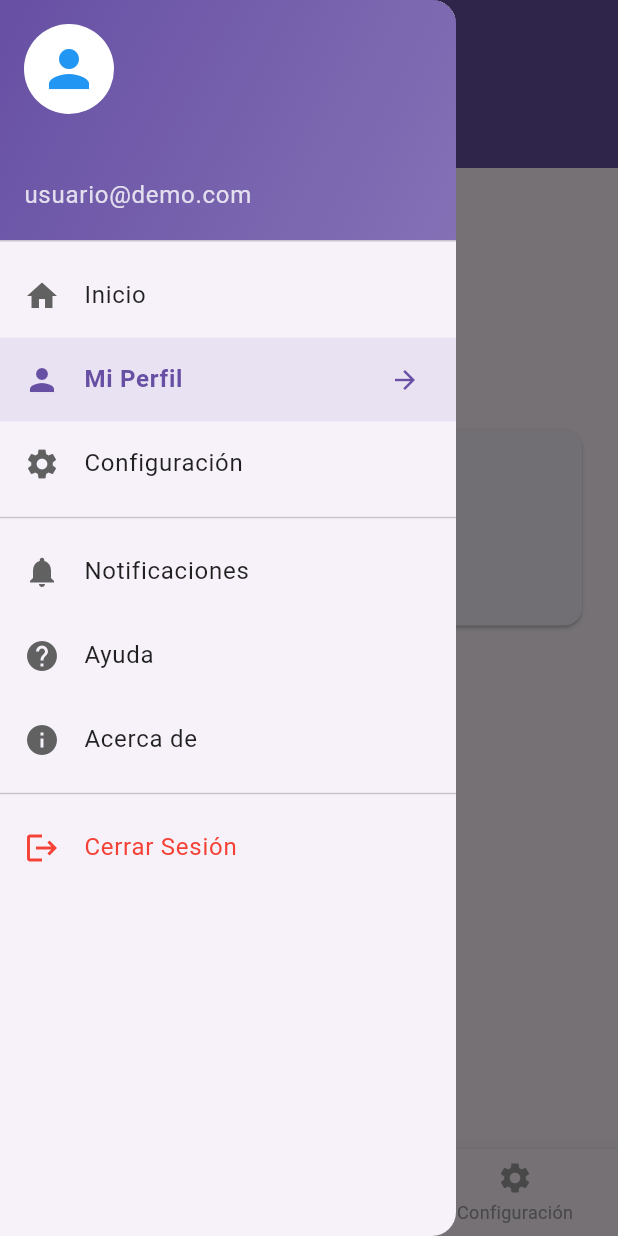
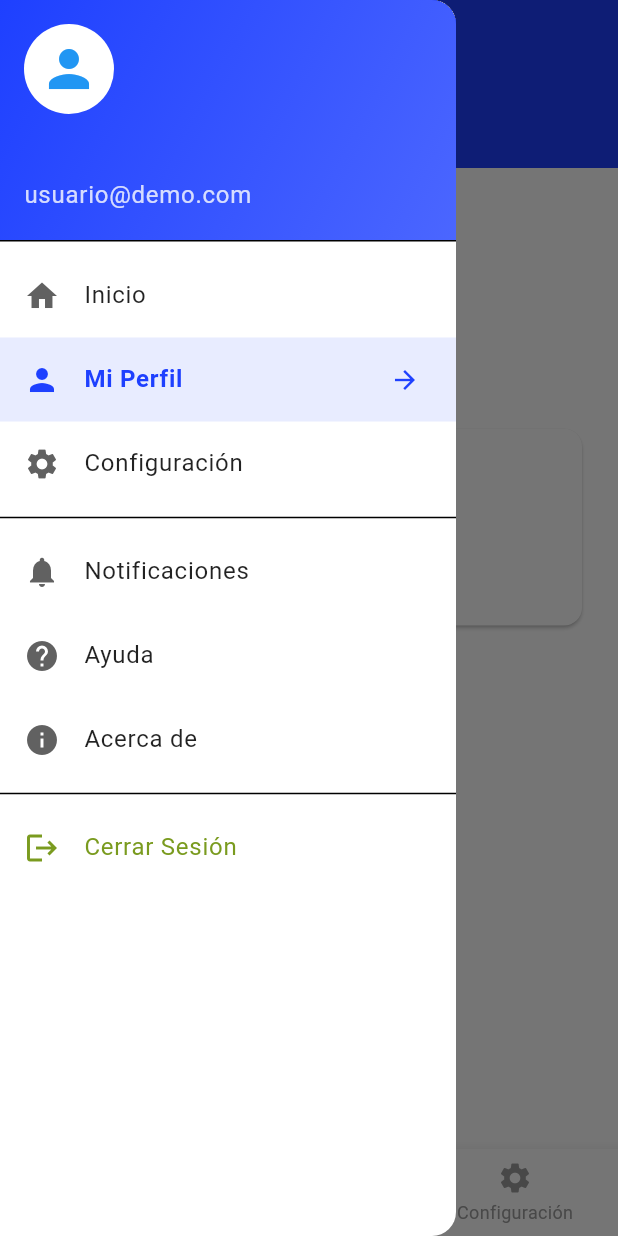
Before and after one commit to RockyElSementalItaliano/logincarlos, a Flutter app: the HomeScreen screen opened directly with empty values, item 2 of the bottom bar chosen, in the side drawer, after a tap on the "menu" icon, on a phone screen of 412 x 824 dp. Run offline on Flutter 3.47's test engine with Material 3 defaults, Android fonts, the phone set to English and light mode, and no system bars.

Commit message:
Ajuste de colores

```diff
--- a/lib/main.dart
+++ b/lib/main.dart
@@ -1,5 +1,9 @@
 import 'package:flutter/material.dart';
 import 'pages/splash/splash_app.dart';
+import 'package:flutter/material.dart';
+import 'package:provider/provider.dart';
+import 'pages/splash/splash_app.dart';
+import 'theme/theme_app.dart';
 
 void main() {
   runApp(const MyApp());
@@ -10,13 +14,18 @@ class MyApp extends StatelessWidget {
 
   @override
   Widget build(BuildContext context) {
-    return MaterialApp(
-      title: 'Flutter Demo App',
-      theme: ThemeData(
-        primarySwatch: Colors.blue,
+    return ChangeNotifierProvider(
+      create: (_) => AppTheme(),
+      child: Consumer<AppTheme>(
+        builder: (context, appTheme, _) {
+          return MaterialApp(
+            title: 'Clash Royale',
+            theme: appTheme.currentTheme,
+            home: const SplashScreen(),
+            debugShowCheckedModeBanner: false,
+          );
+        },
       ),
-      home: const SplashScreen(),
-      debugShowCheckedModeBanner: false,
     );
   }
 }
--- a/lib/pages/home/home.dart
+++ b/lib/pages/home/home.dart
@@ -1,10 +1,11 @@
 import 'package:flutter/material.dart';
-import '../../theme/widgets/appbar.dart';
-import '../../theme/widgets/navigation_drawer.dart';
-import '../../theme/widgets/navigation_bottom.dart';
+import '../../widgets/appbar.dart';
+import '../../widgets/navigation_drawer.dart';
+import '../../widgets/navigation_bottom.dart';
 import '../user/user.dart';
+import '../auth/change_password.dart';
 import '../setting/setting_home.dart';
-// import '../auth/login.dart'; // Comentado porque no existe o genera error
+import '../auth/login.dart';
 
 class HomeScreen extends StatefulWidget {
   final String username;
@@ -33,7 +34,7 @@ class _HomeScreenState extends State<HomeScreen> {
     _pages = [
       HomeContent(username: widget.username),
       UserScreen(username: widget.username, password: widget.password),
-      const SettingHome(), // Reemplazado ChangePasswordScreen por SettingHome
+      const SettingHome(),  //Reemplazado ChangePasswordScreen por SettingHome
     ];
   }
 
@@ -46,12 +47,11 @@ class _HomeScreenState extends State<HomeScreen> {
   }
 
   void _logout() {
-    // Navigator.pushAndRemoveUntil(
-    //   context,
-    //   MaterialPageRoute(builder: (context) => const LoginScreen()),
-    //   (route) => false,
-    // );
-    // Comentado porque LoginScreen no existe o genera error
+     Navigator.pushAndRemoveUntil(
+       context,
+       MaterialPageRoute(builder: (context) => const LoginScreen()),
+       (route) => false,
+     );
   }
 
   @override
@@ -113,6 +113,7 @@ class HomeContent extends StatelessWidget {
   Widget build(BuildContext context) {
     return Padding(
       padding: const EdgeInsets.all(20.0),
+      child: SingleChildScrollView(
         child: Column(
           crossAxisAlignment: CrossAxisAlignment.start,
           children: [
@@ -121,19 +122,20 @@ class HomeContent extends StatelessWidget {
               style: const TextStyle(fontSize: 24, fontWeight: FontWeight.bold),
             ),
             const SizedBox(height: 20),
-          const Card(
+          Card(
+            color: Theme.of(context).colorScheme.secondary.withOpacity(0.1),
             child: Padding(
-              padding: EdgeInsets.all(16.0),
+              padding: const EdgeInsets.all(16.0),
               child: Column(
                 children: [
-                  Icon(Icons.home, size: 50, color: Colors.blue),
-                  SizedBox(height: 10),
-                  Text('Esta es la pantalla principal de la aplicación'),
-                  SizedBox(height: 10),
+                  Icon(Icons.home, size: 50, color: Theme.of(context).colorScheme.primary),
+                  const SizedBox(height: 10),
+                  const Text('Esta es la pantalla principal de la aplicación'),
+                  const SizedBox(height: 10),
                   Text(
                     'Usa el menú lateral o la barra de navegación inferior para explorar las diferentes secciones.',
                     textAlign: TextAlign.center,
-                    style: TextStyle(color: Colors.grey),
+                    style: TextStyle(color: Theme.of(context).textTheme.bodyLarge?.color),
                   ),
                 ],
               ),
@@ -142,6 +144,7 @@ class HomeContent extends StatelessWidget {
             const SizedBox(height: 20),
             GridView.count(
               shrinkWrap: true,
+              physics: const NeverScrollableScrollPhysics(),
               crossAxisCount: 2,
               crossAxisSpacing: 10,
               mainAxisSpacing: 10,
@@ -153,6 +156,7 @@ class HomeContent extends StatelessWidget {
               ],
             ),
           ],
+        ),
       ),
     );
   }
--- a/lib/pages/setting/setting_home.dart
+++ b/lib/pages/setting/setting_home.dart
@@ -12,60 +12,68 @@ class SettingHome extends StatelessWidget {
       body: ListView(
         padding: const EdgeInsets.all(16),
         children: [
-          const Text(
+          Text(
             'Cuenta',
-            style: TextStyle(fontSize: 18, fontWeight: FontWeight.bold),
+            style: TextStyle(
+              fontSize: 18,
+              fontWeight: FontWeight.bold,
+              color: Theme.of(context).textTheme.titleLarge?.color,
+            ),
           ),
           const SizedBox(height: 8),
           Card(
-            color: Colors.grey[200],
+            color: Theme.of(context).colorScheme.secondary.withOpacity(0.1),
             child: ListTile(
-              leading: const Icon(Icons.email_outlined),
-              title: const Text('Actualizar Correo'),
-              subtitle: const Text('Modifica tu dirección de correo electrónico'),
-              trailing: const Icon(Icons.arrow_forward_ios),
+              leading: Icon(Icons.email_outlined, color: Theme.of(context).colorScheme.primary),
+              title: Text('Actualizar Correo', style: TextStyle(color: Theme.of(context).textTheme.bodyLarge?.color)),
+              subtitle: Text('Modifica tu dirección de correo electrónico', style: TextStyle(color: Theme.of(context).textTheme.bodyLarge?.color)),
+              trailing: Icon(Icons.arrow_forward_ios, color: Theme.of(context).colorScheme.primary),
               onTap: () {
                 // Acción para actualizar correo
               },
             ),
           ),
           Card(
-            color: Colors.grey[200],
+            color: Theme.of(context).colorScheme.secondary.withOpacity(0.1),
             child: ListTile(
-              leading: const Icon(Icons.lock_outline),
-              title: const Text('Cambiar Contraseña'),
-              subtitle: const Text('Establece una nueva contraseña segura'),
-              trailing: const Icon(Icons.arrow_forward_ios),
+              leading: Icon(Icons.lock_outline, color: Theme.of(context).colorScheme.primary),
+              title: Text('Cambiar Contraseña', style: TextStyle(color: Theme.of(context).textTheme.bodyLarge?.color)),
+              subtitle: Text('Establece una nueva contraseña segura', style: TextStyle(color: Theme.of(context).textTheme.bodyLarge?.color)),
+              trailing: Icon(Icons.arrow_forward_ios, color: Theme.of(context).colorScheme.primary),
               onTap: () {
                 // Acción para cambiar contraseña
               },
             ),
           ),
           const SizedBox(height: 24),
-          const Text(
+          Text(
             'Apariencia',
-            style: TextStyle(fontSize: 18, fontWeight: FontWeight.bold),
+            style: TextStyle(
+              fontSize: 18,
+              fontWeight: FontWeight.bold,
+              color: Theme.of(context).textTheme.titleLarge?.color,
+            ),
           ),
           const SizedBox(height: 8),
           Card(
-            color: Colors.grey[200],
+            color: Theme.of(context).colorScheme.secondary.withOpacity(0.1),
             child: ListTile(
-              leading: const Icon(Icons.palette_outlined),
-              title: const Text('Tema de la App'),
-              subtitle: const Text('Personaliza colores y aspecto'),
-              trailing: const Icon(Icons.arrow_forward_ios),
+              leading: Icon(Icons.palette_outlined, color: Theme.of(context).colorScheme.primary),
+              title: Text('Tema de la App', style: TextStyle(color: Theme.of(context).textTheme.bodyLarge?.color)),
+              subtitle: Text('Personaliza colores y aspecto', style: TextStyle(color: Theme.of(context).textTheme.bodyLarge?.color)),
+              trailing: Icon(Icons.arrow_forward_ios, color: Theme.of(context).colorScheme.primary),
               onTap: () {
                 // Acción para cambiar tema
               },
             ),
           ),
           Card(
-            color: Colors.grey[200],
+            color: Theme.of(context).colorScheme.secondary.withOpacity(0.1),
             child: ListTile(
-              leading: const Icon(Icons.language_outlined),
-              title: const Text('Idioma'),
-              subtitle: const Text('Selecciona el idioma de la aplicación'),
-              trailing: const Icon(Icons.arrow_forward_ios),
+              leading: Icon(Icons.language_outlined, color: Theme.of(context).colorScheme.primary),
+              title: Text('Idioma', style: TextStyle(color: Theme.of(context).textTheme.bodyLarge?.color)),
+              subtitle: Text('Selecciona el idioma de la aplicación', style: TextStyle(color: Theme.of(context).textTheme.bodyLarge?.color)),
+              trailing: Icon(Icons.arrow_forward_ios, color: Theme.of(context).colorScheme.primary),
               onTap: () {
                 // Acción para cambiar idioma
               },
--- a/lib/pages/splash/splash_app.dart
+++ b/lib/pages/splash/splash_app.dart
@@ -47,7 +47,7 @@ class _SplashScreenState extends State<SplashScreen>
   @override
   Widget build(BuildContext context) {
     return Scaffold(
-      backgroundColor: const Color.fromARGB(255, 28, 128, 158),
+      backgroundColor: const Color(0xFFFF5252),
       extendBodyBehindAppBar: true,
       body: Center(
         child: ScaleTransition(
@@ -61,7 +61,7 @@ class _SplashScreenState extends State<SplashScreen>
               ),
               const SizedBox(height: 20),
               const Text(
-                'Mi App Flutter',
+                'Desarrollo Flutter',
                 style: TextStyle(
                   fontSize: 24,
                   fontWeight: FontWeight.bold,
--- a/lib/pages/user/form.dart
+++ b/lib/pages/user/form.dart
@@ -51,7 +51,7 @@ class _UserFormScreenState extends State<UserFormScreen> {
           child: ListView(
             children: [
               Image.asset(
-                'assets/img/logos/stamp.webp',
+                'assets/img/logos/logopa.png',
                 height: 100,
               ),
               const SizedBox(height: 20),
--- a/lib/theme/theme_app.dart
+++ b/lib/theme/theme_app.dart
@@ -1,18 +1,20 @@
 import 'package:flutter/material.dart';
 
-class AppTheme {
+class AppTheme extends ChangeNotifier {
+  ThemeData _currentTheme = lightTheme;
+
   static final ThemeData lightTheme = ThemeData(
-    primaryColor: Colors.blue,
+    primaryColor: const Color(0xFF1E40FF), // Azul
     colorScheme: const ColorScheme.light(
-      primary: Colors.blue,
-      secondary: Colors.green,
+      primary: Color(0xFF1E40FF), // Azul
+      secondary: Color(0xFF7A9B1F), // Verde Oliva
     ),
     appBarTheme: const AppBarTheme(
-      backgroundColor: Colors.blue,
+      backgroundColor: Color(0xFF1E40FF),
       foregroundColor: Colors.white,
     ),
     floatingActionButtonTheme: const FloatingActionButtonThemeData(
-      backgroundColor: Colors.blue,
+      backgroundColor: Color(0xFF1E40FF),
       foregroundColor: Colors.white,
     ),
     textTheme: const TextTheme(
@@ -29,14 +31,25 @@ class AppTheme {
   );
 
   static final ThemeData darkTheme = ThemeData(
-    primaryColor: Colors.blueGrey,
+    primaryColor: const Color(0xFF1F6F61), // Verde Azulado
     colorScheme: const ColorScheme.dark(
-      primary: Colors.blueGrey,
-      secondary: Colors.green,
+      primary: Color(0xFF1F6F61), // Verde Azulado
+      secondary: Color(0xFFB42D9C), // Magenta
     ),
     appBarTheme: const AppBarTheme(
-      backgroundColor: Colors.blueGrey,
+      backgroundColor: Color(0xFF1F6F61),
       foregroundColor: Colors.white,
     ),
   );
+
+  ThemeData get currentTheme => _currentTheme;
+
+  void toggleTheme() {
+    if (_currentTheme == lightTheme) {
+      _currentTheme = darkTheme;
+    } else {
+      _currentTheme = lightTheme;
+    }
+    notifyListeners();
+  }
 }
--- a/lib/theme/widgets/appbar.dart
+++ /dev/null
@@ -1,39 +0,0 @@
-import 'package:flutter/material.dart';
-
-class CustomAppBar extends StatelessWidget implements PreferredSizeWidget {
-  final String title;
-  final List<Widget>? actions;
-  final bool showBackButton;
-  final VoidCallback? onMenuPressed;
-
-  const CustomAppBar({
-    super.key,
-    required this.title,
-    this.actions,
-    this.showBackButton = false,
-    this.onMenuPressed,
-  });
-
-  @override
-  Size get preferredSize => const Size.fromHeight(kToolbarHeight);
-
-  @override
-  Widget build(BuildContext context) {
-    return AppBar(
-      title: Text(title),
-      centerTitle: true,
-      backgroundColor: Theme.of(context).primaryColor,
-      foregroundColor: Colors.white,
-      automaticallyImplyLeading: showBackButton,
-      leading: showBackButton
-          ? null
-          : onMenuPressed != null
-              ? IconButton(
-                  icon: const Icon(Icons.menu),
-                  onPressed: onMenuPressed,
-                )
-              : null,
-      actions: actions,
-    );
-  }
-}
--- a/lib/theme/widgets/navigation_bottom.dart
+++ /dev/null
@@ -1,38 +0,0 @@
-import 'package:flutter/material.dart';
-
-class BottomNavigation extends StatelessWidget {
-  final int currentIndex;
-  final Function(int) onTap;
-
-  const BottomNavigation({
-    super.key,
-    required this.currentIndex,
-    required this.onTap,
-  });
-
-  @override
-  Widget build(BuildContext context) {
-    return BottomNavigationBar(
-      currentIndex: currentIndex,
-      onTap: onTap,
-      selectedItemColor: Theme.of(context).primaryColor,
-      unselectedItemColor: Colors.grey,
-      showUnselectedLabels: true,
-      type: BottomNavigationBarType.fixed,
-      items: const [
-        BottomNavigationBarItem(
-          icon: Icon(Icons.home),
-          label: 'Inicio',
-        ),
-        BottomNavigationBarItem(
-          icon: Icon(Icons.person),
-          label: 'Perfil',
-        ),
-        BottomNavigationBarItem(
-          icon: Icon(Icons.settings),
-          label: 'Configuración',
-        ),
-      ],
-    );
-  }
-}
--- a/lib/theme/widgets/navigation_drawer.dart
+++ /dev/null
@@ -1,172 +0,0 @@
-import 'package:flutter/material.dart';
-
-class CustomDrawer extends StatelessWidget {
-  final String username;
-  final Function(int) onItemSelected;
-  final VoidCallback onLogout;
-  final int currentIndex;
-
-  const CustomDrawer({
-    super.key,
-    required this.username,
-    required this.onItemSelected,
-    required this.onLogout,
-    required this.currentIndex,
-  });
-
-  @override
-  Widget build(BuildContext context) {
-    return Drawer(
-      child: ListView(
-        padding: EdgeInsets.zero,
-        children: [
-          _buildHeader(context),
-          _buildMenuItems(context),
-        ],
-      ),
-    );
-  }
-
-  Widget _buildHeader(BuildContext context) {
-    return DrawerHeader(
-      decoration: BoxDecoration(
-        color: Theme.of(context).primaryColor,
-          gradient: LinearGradient(
-            begin: Alignment.topLeft,
-            end: Alignment.bottomRight,
-            colors: [
-              Theme.of(context).primaryColor,
-              Theme.of(context).primaryColor.withAlpha((0.8 * 255).toInt()),
-            ],
-          ),
-      ),
-      child: Column(
-        crossAxisAlignment: CrossAxisAlignment.start,
-        children: [
-          const CircleAvatar(
-            radius: 30,
-            backgroundColor: Colors.white,
-            child: Icon(
-              Icons.person,
-              size: 40,
-              color: Colors.blue,
-            ),
-          ),
-          const SizedBox(height: 15),
-          Text(
-            username,
-            style: const TextStyle(
-              color: Colors.white,
-              fontSize: 18,
-              fontWeight: FontWeight.bold,
-            ),
-          ),
-          Text(
-            'usuario@demo.com',
-            style: TextStyle(
-              color: Colors.white.withAlpha((0.8 * 255).toInt()),
-            ),
-          ),
-        ],
-      ),
-    );
-  }
-
-  Widget _buildMenuItems(BuildContext context) {
-    return Column(
-      children: [
-        _buildListTile(
-          context,
-          Icons.home,
-          'Inicio',
-          0,
-          currentIndex == 0,
-        ),
-        _buildListTile(
-          context,
-          Icons.person,
-          'Mi Perfil',
-          1,
-          currentIndex == 1,
-        ),
-        _buildListTile(
-          context,
-          Icons.settings,
-          'Configuración',
-          2,
-          currentIndex == 2,
-        ),
-        const Divider(),
-        _buildListTile(
-          context,
-          Icons.notifications,
-          'Notificaciones',
-          3,
-          false,
-        ),
-        _buildListTile(
-          context,
-          Icons.help,
-          'Ayuda',
-          4,
-          false,
-        ),
-        _buildListTile(
-          context,
-          Icons.info,
-          'Acerca de',
-          5,
-          false,
-        ),
-        const Divider(),
-        _buildLogoutTile(context),
-      ],
-    );
-  }
-
-  Widget _buildListTile(
-    BuildContext context,
-    IconData icon,
-    String title,
-    int index,
-    bool isSelected,
-  ) {
-    return ListTile(
-      leading: Icon(
-        icon,
-        color: isSelected ? Theme.of(context).primaryColor : Colors.grey[700],
-      ),
-      title: Text(
-        title,
-        style: TextStyle(
-          fontWeight: isSelected ? FontWeight.bold : FontWeight.normal,
-          color: isSelected ? Theme.of(context).primaryColor : Colors.black87,
-        ),
-      ),
-      trailing: isSelected
-          ? Icon(
-              Icons.arrow_forward,
-              color: Theme.of(context).primaryColor,
-              size: 20,
-            )
-          : null,
-      onTap: () => onItemSelected(index),
-      selected: isSelected,
-      selectedTileColor: Theme.of(context).primaryColor.withAlpha((0.1 * 255).toInt()),
-    );
-  }
-
-  Widget _buildLogoutTile(BuildContext context) {
-    return ListTile(
-      leading: const Icon(Icons.logout, color: Colors.red),
-      title: const Text(
-        'Cerrar Sesión',
-        style: TextStyle(color: Colors.red),
-      ),
-      onTap: () {
-        Navigator.pop(context); // Cerrar el drawer
-        onLogout();
-      },
-    );
-  }
-}
--- a/lib/widgets/navigation_drawer.dart
+++ b/lib/widgets/navigation_drawer.dart
@@ -30,13 +30,13 @@ class CustomDrawer extends StatelessWidget {
   Widget _buildHeader(BuildContext context) {
     return DrawerHeader(
       decoration: BoxDecoration(
-        color: Theme.of(context).primaryColor,
+        color: Theme.of(context).colorScheme.primary,
         gradient: LinearGradient(
           begin: Alignment.topLeft,
           end: Alignment.bottomRight,
           colors: [
-            Theme.of(context).primaryColor,
-            Theme.of(context).primaryColor.withOpacity(0.8),
+            Theme.of(context).colorScheme.primary,
+            Theme.of(context).colorScheme.primary.withOpacity(0.8),
           ],
         ),
       ),
@@ -134,34 +134,34 @@ class CustomDrawer extends StatelessWidget {
     return ListTile(
       leading: Icon(
         icon,
-        color: isSelected ? Theme.of(context).primaryColor : Colors.grey[700],
+        color: isSelected ? Theme.of(context).colorScheme.primary : Colors.grey[700],
       ),
       title: Text(
         title,
         style: TextStyle(
           fontWeight: isSelected ? FontWeight.bold : FontWeight.normal,
-          color: isSelected ? Theme.of(context).primaryColor : Colors.black87,
+          color: isSelected ? Theme.of(context).colorScheme.primary : Colors.black87,
         ),
       ),
       trailing: isSelected
           ? Icon(
               Icons.arrow_forward,
-              color: Theme.of(context).primaryColor,
+              color: Theme.of(context).colorScheme.primary,
               size: 20,
             )
           : null,
       onTap: () => onItemSelected(index),
       selected: isSelected,
-      selectedTileColor: Theme.of(context).primaryColor.withOpacity(0.1),
+      selectedTileColor: Theme.of(context).colorScheme.primary.withOpacity(0.1),
     );
   }
 
   Widget _buildLogoutTile(BuildContext context) {
     return ListTile(
-      leading: const Icon(Icons.logout, color: Colors.red),
-      title: const Text(
+      leading: Icon(Icons.logout, color: Theme.of(context).colorScheme.secondary),
+      title: Text(
         'Cerrar Sesión',
-        style: TextStyle(color: Colors.red),
+        style: TextStyle(color: Theme.of(context).colorScheme.secondary),
       ),
       onTap: () {
         Navigator.pop(context); // Cerrar el drawer
--- a/pubspec.yaml
+++ b/pubspec.yaml
@@ -30,6 +30,9 @@ environment:
 dependencies:
   flutter:
     sdk: flutter
+
+  provider: ^6.0.5
+
 
   # The following adds the Cupertino Icons font to your application.
   # Use with the CupertinoIcons class for iOS style icons.
```
Also changed, not shown: pubspec.lock. Lines whose indentation alone changed are shown as unchanged.
